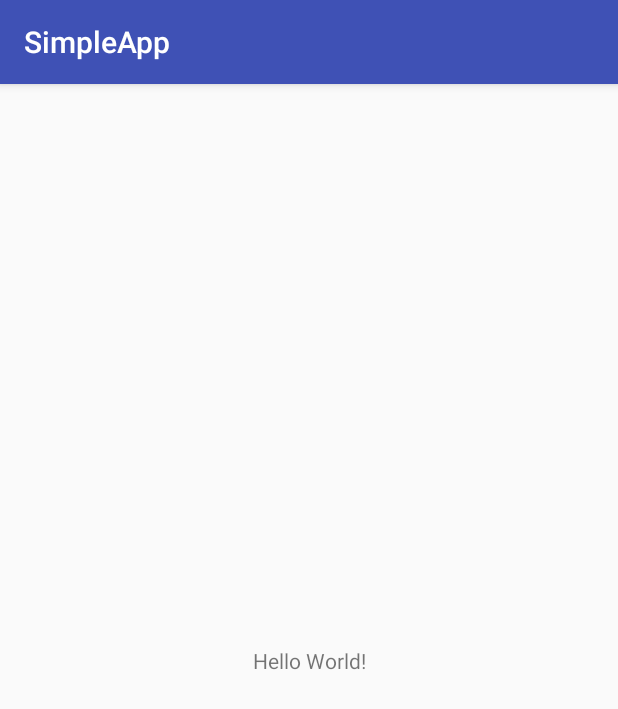
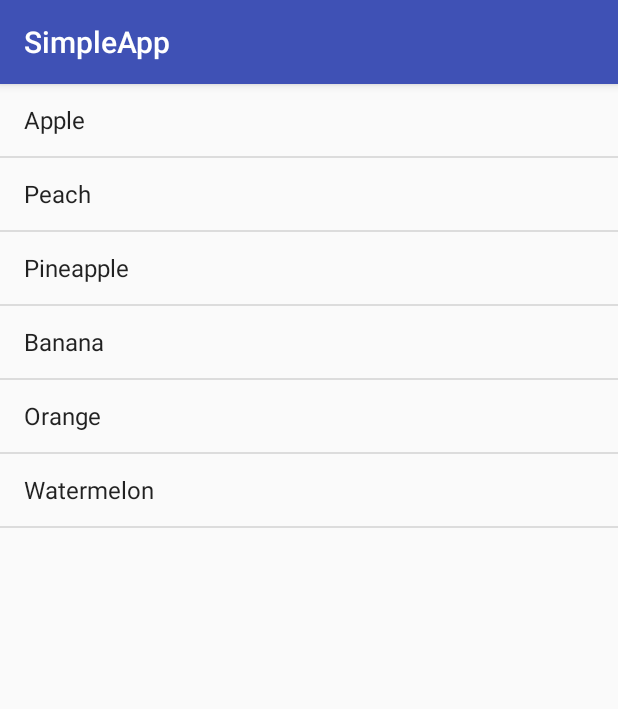
Before and after one commit to AndreSouto/DesApp, an Android app: the screen it shows after launch (MainActivity), on a phone screen of 412 x 824 dp. Shown: the top 709 px of the screen. Run offline under Robolectric (Android 15) with nearby library versions, the phone set to English and light mode, and no system bars.

Commit message:
App and view

```diff
--- a/SimpleApp/app/src/main/java/com/example/andre/simpleapp/MainActivity.java
+++ b/SimpleApp/app/src/main/java/com/example/andre/simpleapp/MainActivity.java
@@ -1,13 +1,47 @@
 package com.example.andre.simpleapp;
 
+import android.os.Bundle;
 import android.support.v7.app.AppCompatActivity;
-import android.os.Bundle;
+import android.view.View;
+import android.widget.AdapterView;
+import android.widget.ArrayAdapter;
+import android.widget.ListView;
+import android.widget.Toast;
+
+import java.util.ArrayList;
 
 public class MainActivity extends AppCompatActivity {
+
+    ListView lv;
+    ArrayList<String> data;
+    ArrayAdapter<String> adapter;
 
     @Override
     protected void onCreate(Bundle savedInstanceState) {
         super.onCreate(savedInstanceState);
         setContentView(R.layout.activity_main);
+
+        lv = (ListView) findViewById(R.id.listview_1);
+        data = new ArrayList<>();
+        data.add("Apple");
+        data.add("Peach");
+        data.add("Pineapple");
+        data.add("Banana");
+        data.add("Orange");
+        data.add("Watermelon");
+
+        adapter = new ArrayAdapter<String>(this, android.R.layout.simple_list_item_1, data);
+        lv.setAdapter(adapter);
+
+        lv.setOnItemClickListener(new AdapterView.OnItemClickListener() {
+            @Override
+            public void onItemClick(AdapterView<?> adapterView, View view, int pos, long l) {
+
+                // Show a Toast message on item  click
+                Toast.makeText(MainActivity.this, "You clicked : " + data.get(pos), Toast.LENGTH_SHORT).show();
+            }
+        });
+
+
     }
 }
--- a/SimpleApp/app/src/main/res/layout/activity_main.xml
+++ b/SimpleApp/app/src/main/res/layout/activity_main.xml
@@ -1,18 +1,13 @@
 <?xml version="1.0" encoding="utf-8"?>
-<android.support.constraint.ConstraintLayout xmlns:android="http://schemas.android.com/apk/res/android"
-    xmlns:app="http://schemas.android.com/apk/res-auto"
+<RelativeLayout
+    xmlns:android="http://schemas.android.com/apk/res/android"
     xmlns:tools="http://schemas.android.com/tools"
     android:layout_width="match_parent"
     android:layout_height="match_parent"
     tools:context=".MainActivity">
 
-    <TextView
-        android:layout_width="wrap_content"
-        android:layout_height="wrap_content"
-        android:text="Hello World!"
-        app:layout_constraintBottom_toBottomOf="parent"
-        app:layout_constraintLeft_toLeftOf="parent"
-        app:layout_constraintRight_toRightOf="parent"
-        app:layout_constraintTop_toTopOf="parent" />
-
-</android.support.constraint.ConstraintLayout>
+    <ListView
+        android:id="@+id/listview_1"
+        android:layout_width="match_parent"
+        android:layout_height="match_parent"/>
+</RelativeLayout>
```
Also changed, not shown: 1 other file.
